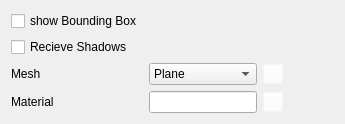
First picture: the form in Editor/src/UI/Widgets/ComponentsUI/RZEMeshRendererComponentUI.ui, repository Pikachuxxxx/Razix, before the edit.
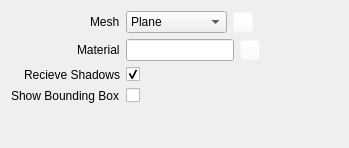
Second picture: the form after the edit. Icons and pictures are not drawn.

Diff of the .ui file:
```diff
--- a/Editor/src/UI/Widgets/ComponentsUI/RZEMeshRendererComponentUI.ui
+++ b/Editor/src/UI/Widgets/ComponentsUI/RZEMeshRendererComponentUI.ui
@@ -6,8 +6,8 @@
    <rect>
     <x>0</x>
     <y>0</y>
-    <width>345</width>
-    <height>110</height>
+    <width>349</width>
+    <height>148</height>
    </rect>
   </property>
   <property name="sizePolicy">
@@ -19,53 +19,13 @@
   <property name="windowTitle">
    <string>RZEMeshRendererComponentUI</string>
   </property>
-  <layout class="QGridLayout" name="gridLayout">
-   <property name="sizeConstraint">
-    <enum>QLayout::SetMinimumSize</enum>
+  <layout class="QFormLayout" name="formLayout">
+   <property name="labelAlignment">
+    <set>Qt::AlignRight|Qt::AlignTrailing|Qt::AlignVCenter</set>
    </property>
-   <item row="3" column="1">
-    <widget class="QLineEdit" name="lineEdit_2"/>
-   </item>
-   <item row="1" column="0">
-    <widget class="QCheckBox" name="checkBox_2">
-     <property name="text">
-      <string>Recieve Shadows</string>
-     </property>
-    </widget>
-   </item>
-   <item row="3" column="2">
-    <widget class="QPushButton" name="pushButton_2">
-     <property name="minimumSize">
-      <size>
-       <width>20</width>
-       <height>20</height>
-      </size>
-     </property>
-     <property name="maximumSize">
-      <size>
-       <width>20</width>
-       <height>20</height>
-      </size>
-     </property>
-     <property name="styleSheet">
-      <string notr="true">background-color: rgba(255, 255, 255, 0);</string>
-     </property>
-     <property name="text">
-      <string/>
-     </property>
-     <property name="icon">
-      <iconset resource="../../../../Resources/RZEResources.qrc">
-       <normaloff>:/rzeditor/Browse.png</normaloff>:/rzeditor/Browse.png</iconset>
-     </property>
-     <property name="iconSize">
-      <size>
-       <width>20</width>
-       <height>20</height>
-      </size>
-     </property>
-    </widget>
-   </item>
-   <item row="2" column="1">
+   <item row="0" column="1">
+    <layout class="QHBoxLayout" name="horizontalLayout_2">
+     <item>
     <widget class="QComboBox" name="comboBox">
      <item>
       <property name="text">
@@ -104,28 +64,7 @@
      </item>
     </widget>
    </item>
-   <item row="2" column="0">
-    <widget class="QLabel" name="label">
-     <property name="text">
-      <string>Mesh</string>
-     </property>
-    </widget>
-   </item>
-   <item row="0" column="0">
-    <widget class="QCheckBox" name="checkBox">
-     <property name="text">
-      <string>show Bounding Box</string>
-     </property>
-    </widget>
-   </item>
-   <item row="3" column="0">
-    <widget class="QLabel" name="label_2">
-     <property name="text">
-      <string>Material</string>
-     </property>
-    </widget>
-   </item>
-   <item row="2" column="2">
+     <item>
     <widget class="QPushButton" name="pushButton">
      <property name="minimumSize">
       <size>
@@ -157,7 +96,7 @@
      </property>
     </widget>
    </item>
-   <item row="2" column="3">
+     <item>
     <spacer name="horizontalSpacer">
      <property name="orientation">
       <enum>Qt::Horizontal</enum>
@@ -169,6 +108,108 @@
       </size>
      </property>
     </spacer>
+     </item>
+    </layout>
+   </item>
+   <item row="1" column="0">
+    <widget class="QLabel" name="label_2">
+     <property name="text">
+      <string>Material</string>
+     </property>
+    </widget>
+   </item>
+   <item row="1" column="1">
+    <layout class="QHBoxLayout" name="horizontalLayout">
+     <item>
+      <widget class="QLineEdit" name="lineEdit_2"/>
+     </item>
+     <item>
+      <widget class="QPushButton" name="pushButton_2">
+       <property name="minimumSize">
+        <size>
+         <width>20</width>
+         <height>20</height>
+        </size>
+       </property>
+       <property name="maximumSize">
+        <size>
+         <width>20</width>
+         <height>20</height>
+        </size>
+       </property>
+       <property name="styleSheet">
+        <string notr="true">background-color: rgba(255, 255, 255, 0);</string>
+       </property>
+       <property name="text">
+        <string/>
+       </property>
+       <property name="icon">
+        <iconset resource="../../../../Resources/RZEResources.qrc">
+         <normaloff>:/rzeditor/Browse.png</normaloff>:/rzeditor/Browse.png</iconset>
+       </property>
+       <property name="iconSize">
+        <size>
+         <width>20</width>
+         <height>20</height>
+        </size>
+       </property>
+      </widget>
+     </item>
+     <item>
+      <spacer name="horizontalSpacer_2">
+       <property name="orientation">
+        <enum>Qt::Horizontal</enum>
+       </property>
+       <property name="sizeHint" stdset="0">
+        <size>
+         <width>40</width>
+         <height>20</height>
+        </size>
+       </property>
+      </spacer>
+     </item>
+    </layout>
+   </item>
+   <item row="0" column="0">
+    <widget class="QLabel" name="label">
+     <property name="text">
+      <string>Mesh</string>
+     </property>
+    </widget>
+   </item>
+   <item row="2" column="0">
+    <widget class="QLabel" name="label_3">
+     <property name="text">
+      <string>Recieve Shadows</string>
+     </property>
+    </widget>
+   </item>
+   <item row="2" column="1">
+    <widget class="QCheckBox" name="receiveShadows">
+     <property name="text">
+      <string/>
+     </property>
+     <property name="checked">
+      <bool>true</bool>
+     </property>
+    </widget>
+   </item>
+   <item row="3" column="0">
+    <widget class="QLabel" name="label_4">
+     <property name="text">
+      <string>Show Bounding Box</string>
+     </property>
+    </widget>
+   </item>
+   <item row="3" column="1">
+    <widget class="QCheckBox" name="showBoundingBox">
+     <property name="text">
+      <string/>
+     </property>
+     <property name="checked">
+      <bool>false</bool>
+     </property>
+    </widget>
    </item>
   </layout>
  </widget>
```
Lines whose indentation alone changed are shown as unchanged.
